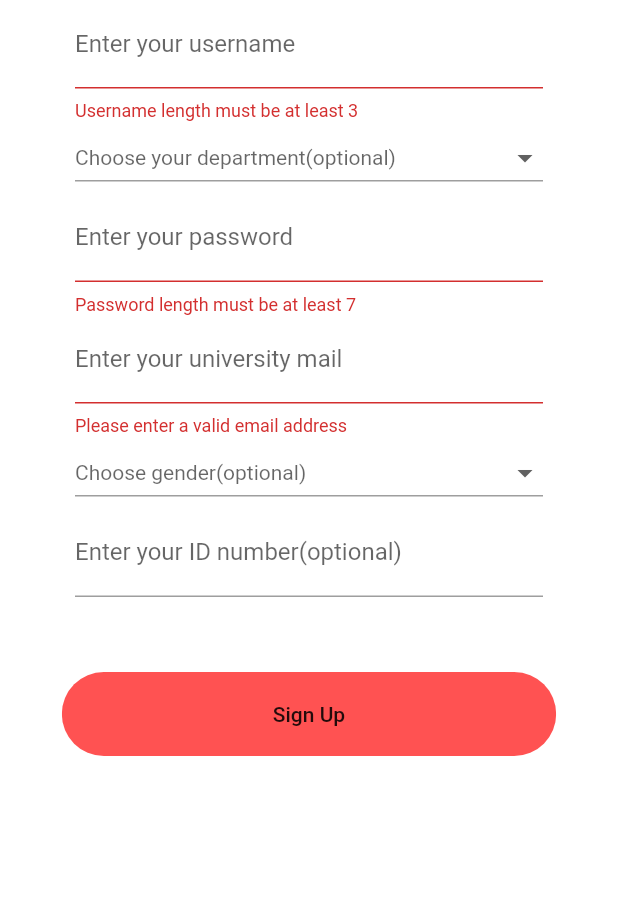
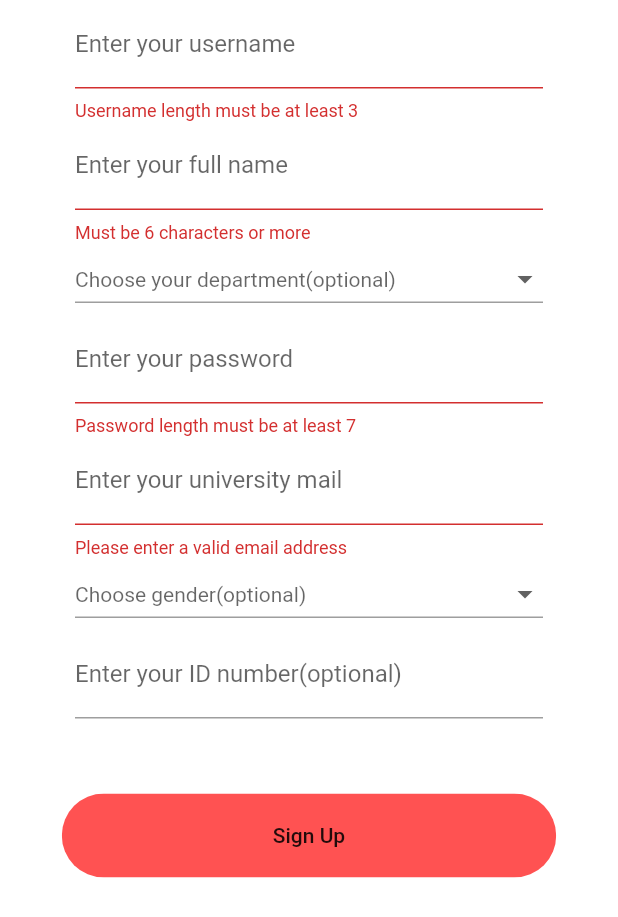
Before and after one commit to serkutyuksel/kafesapp, a Flutter app: the SignUpPage screen opened by its route, after a tap on "Sign Up", on a phone screen of 412 x 824 dp. Shown: the top 917 px of the screen. Run offline on Flutter 3.47's test engine with Material 2 defaults, Android fonts, the phone set to English and light mode, and no system bars; our stand-ins replace cloud_firestore, firebase_auth, firebase_core; accounts and stored records are empty.

```diff
--- a/kafes_app/lib/Screens/signup_page.dart
+++ b/kafes_app/lib/Screens/signup_page.dart
@@ -20,6 +20,7 @@ class SignUpPageState extends State<SignUpPage> {
   String _department;
   String _gender;
   var _number;
+  String _fullName = '';
   UserCredential result;
 
   void _submit() async {
@@ -37,6 +38,7 @@ class SignUpPageState extends State<SignUpPage> {
           'department': _department,
           'gender': _gender,
           'id': _number,
+          'fullName' : _fullName,
         });
         Navigator.pushReplacement(context,
             MaterialPageRoute(
@@ -76,6 +78,25 @@ class SignUpPageState extends State<SignUpPage> {
                   },
                   decoration: InputDecoration(
                       labelText: 'Enter your username'
+                  ),
+                ),
+              ),
+              Container(
+                margin: EdgeInsets.symmetric(horizontal: 50.0,),
+                child: TextFormField(
+                  style: TextStyle(color: Colors.red),
+                  key: ValueKey('fullName'),
+                  validator: (value) {
+                    if(value.isEmpty || value.length < 5) {
+                      return 'Must be 6 characters or more';
+                    }
+                    return null;
+                  },
+                  onSaved: (value){
+                    _fullName = value;
+                  },
+                  decoration: InputDecoration(
+                    labelText: 'Enter your full name',
                   ),
                 ),
               ),
```
Also changed, not shown: kafes_app/lib/Screens/edit_profile.dart (+102 -0 lines), kafes_app/lib/Screens/profile_page.dart (+23 -6 lines).
